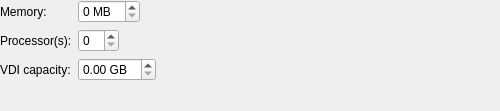
The window that src/plugins/mer/mervirtualmachinesettingswidget.ui (sailfishos/sailfish-qtcreator) describes before a commit, drawn with Qt 5.
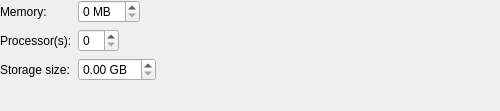
The same window after the commit.

Commit message: Sfdk: Use the word storage instead of VDI

```diff
--- a/src/plugins/mer/mervirtualmachinesettingswidget.ui
+++ b/src/plugins/mer/mervirtualmachinesettingswidget.ui
@@ -73,7 +73,7 @@
    <item row="2" column="0">
     <widget class="QLabel" name="vdiCapacityLabel">
      <property name="text">
-      <string>VDI capacity:</string>
+      <string>Storage size:</string>
      </property>
      <property name="buddy">
       <cstring>vdiCapacityGbSpinBox</cstring>
```
Left out of the diff: 8 changed lines with no effect on the pictures. The commit also changes 16 other files.
